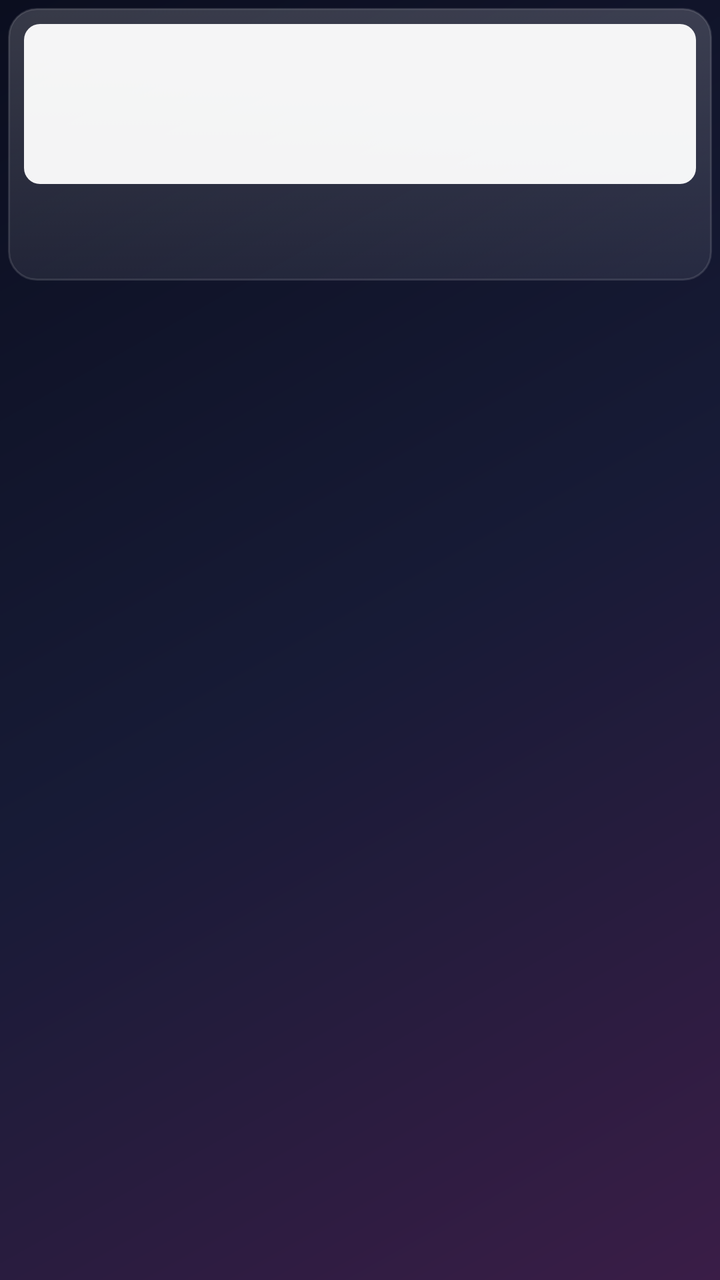
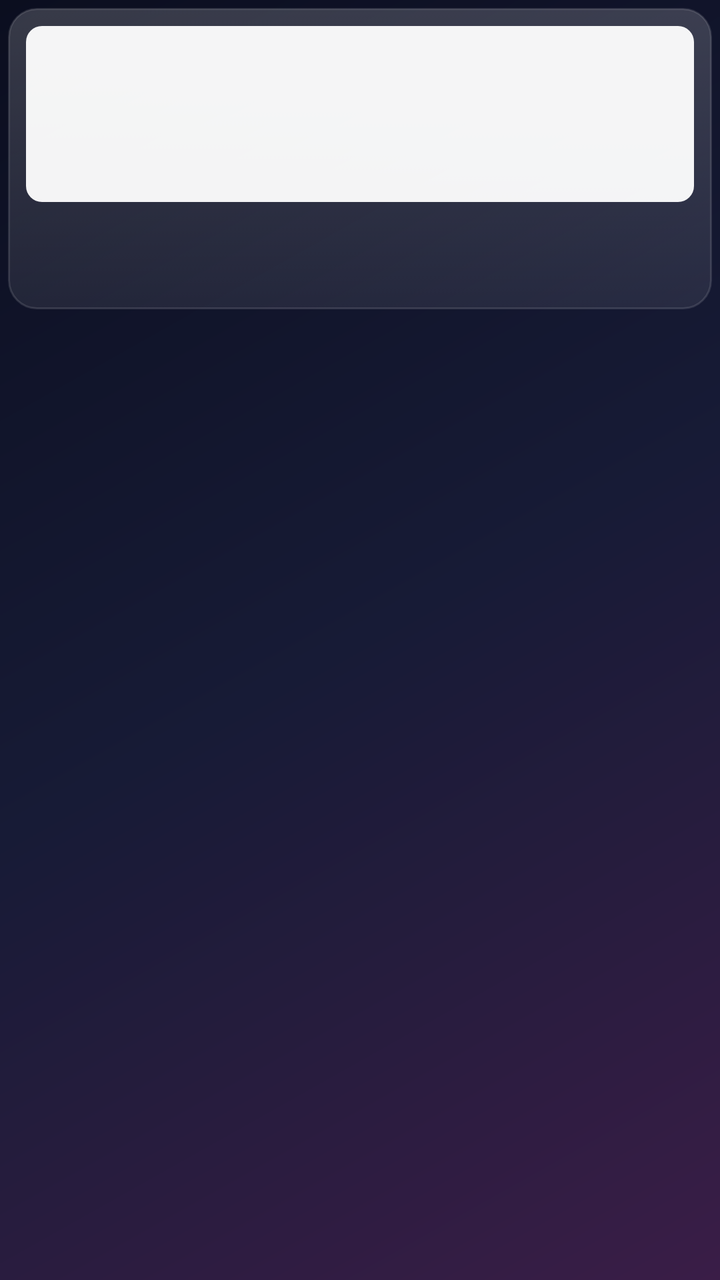

The first picture is an Android layout as it rendered before a commit; the second is the same layout after the commit. The layout source and the unified diff follow.
<!-- AndroidManifest.xml: application theme AppTheme -->
<!-- res/layout/item_channel.xml -->
<?xml version="1.0" encoding="utf-8"?>
<LinearLayout xmlns:android="http://schemas.android.com/apk/res/android"
    android:layout_width="match_parent"
    android:layout_height="wrap_content"
    android:clipChildren="false"
    android:orientation="vertical"
    android:padding="4dp">

    <LinearLayout
        android:id="@+id/card"
        android:layout_width="match_parent"
        android:layout_height="wrap_content"
        android:background="@drawable/channel_card"
        android:duplicateParentState="true"
        android:orientation="vertical"
        android:padding="8dp">

        <FrameLayout
            android:layout_width="match_parent"
            android:layout_height="80dp"
            android:background="@drawable/logo_bg">

            
            <TextView
                android:id="@+id/initials"
                android:layout_width="match_parent"
                android:layout_height="match_parent"
                android:fontFamily="sans-serif-light"
                android:gravity="center"
                android:textColor="#66111111"
                android:textSize="26sp" />

            <ImageView
                android:id="@+id/logo"
                android:layout_width="match_parent"
                android:layout_height="match_parent"
                android:background="#00000000"
                android:importantForAccessibility="no"
                android:padding="10dp"
                android:scaleType="fitCenter" />

            
            <ImageView
                android:id="@+id/fav_badge"
                android:layout_width="22dp"
                android:layout_height="22dp"
                android:layout_gravity="top|end"
                android:layout_margin="5dp"
                android:contentDescription="@string/favourite"
                android:src="@drawable/ic_heart"
                android:visibility="gone" />
        </FrameLayout>

        <TextView
            android:id="@+id/name"
            android:layout_width="match_parent"
            android:layout_height="wrap_content"
            android:layout_marginTop="7dp"
            android:duplicateParentState="true"
            android:ellipsize="end"
            android:fontFamily="sans-serif-medium"
            android:singleLine="true"
            android:textColor="@color/on_light"
            android:textSize="13sp" />

        <TextView
            android:id="@+id/sub"
            android:layout_width="match_parent"
            android:layout_height="wrap_content"
            android:layout_marginTop="1dp"
            android:duplicateParentState="true"
            android:ellipsize="end"
            android:singleLine="true"
            android:textColor="@color/on_light_dim"
            android:textSize="11sp" />
    </LinearLayout>
</LinearLayout>
<!-- resources referenced by this layout -->
<resources>
  <!-- drawable channel_card (drawable) -->
  <?xml version="1.0" encoding="utf-8"?>
  <selector xmlns:android="http://schemas.android.com/apk/res/android">
      <item android:state_activated="true">
          <shape><corners android:radius="14dp" /><solid android:color="#FFFFFFFF" /></shape>
      </item>
      <item>
          <shape>
              <corners android:radius="14dp" />
              <gradient android:angle="270" android:startColor="#2EFFFFFF" android:endColor="#14FFFFFF" />
              <stroke android:width="1dp" android:color="#1FFFFFFF" />
          </shape>
      </item>
  </selector>
  <!-- drawable ic_heart (drawable) -->
  <?xml version="1.0" encoding="utf-8"?>
  <vector xmlns:android="http://schemas.android.com/apk/res/android"
      android:width="24dp" android:height="24dp" android:viewportWidth="24" android:viewportHeight="24">
      <path android:fillColor="#FFE50914" android:pathData="M12,21.35l-1.45,-1.32C5.4,15.36 2,12.28 2,8.5 2,5.42 4.42,3 7.5,3c1.74,0 3.41,0.81 4.5,2.09C13.09,3.81 14.76,3 16.5,3 19.58,3 22,5.42 22,8.5c0,3.78 -3.4,6.86 -8.55,11.54L12,21.35z" />
  </vector>
  <!-- drawable logo_bg (drawable) -->
  <?xml version="1.0" encoding="utf-8"?>
  <shape xmlns:android="http://schemas.android.com/apk/res/android">
      <corners android:radius="8dp" />
      <solid android:color="#F2FFFFFF" />
  </shape>
  <string name="favourite">Favourite</string>
  <style name="AppTheme" parent="android:Theme.Material.NoActionBar.Fullscreen">
          <item name="android:windowBackground">@drawable/bg</item>
          <item name="android:colorAccent">@color/accent</item>
      </style>
  <!-- drawable bg (drawable) -->
  <?xml version="1.0" encoding="utf-8"?>
  <shape xmlns:android="http://schemas.android.com/apk/res/android">
      <gradient
          android:angle="315"
          android:centerColor="#171B36"
          android:endColor="#3A1D47"
          android:startColor="#0B0E1F"
          android:type="linear" />
  </shape>
  <color name="accent">#E50914</color>
</resources>

<!-- the commit's change to res/layout/item_channel.xml (unified diff, before → after) -->
@@ -13,12 +13,31 @@
         android:background="@drawable/channel_card"
         android:duplicateParentState="true"
         android:orientation="vertical"
-        android:padding="8dp">
+        android:padding="9dp">
 
         <FrameLayout
             android:layout_width="match_parent"
-            android:layout_height="80dp"
+            android:layout_height="88dp"
             android:background="@drawable/logo_bg">
+
+            
+            <TextView
+                android:id="@+id/number"
+                android:layout_width="wrap_content"
+                android:layout_height="wrap_content"
+                android:layout_gravity="top|start"
+                android:layout_margin="5dp"
+                android:background="@drawable/number_bg"
+                android:fontFamily="sans-serif-medium"
+                android:gravity="center"
+                android:minWidth="28dp"
+                android:paddingStart="7dp"
+                android:paddingTop="2dp"
+                android:paddingEnd="7dp"
+                android:paddingBottom="2dp"
+                android:textColor="#FFFFFF"
+                android:textSize="12sp"
+                android:visibility="gone" />
 
             
             <TextView
@@ -28,7 +47,7 @@
                 android:fontFamily="sans-serif-light"
                 android:gravity="center"
                 android:textColor="#66111111"
-                android:textSize="26sp" />
+                android:textSize="28sp" />
 
             <ImageView
                 android:id="@+id/logo"
@@ -61,7 +80,7 @@
             android:fontFamily="sans-serif-medium"
             android:singleLine="true"
             android:textColor="@color/on_light"
-            android:textSize="13sp" />
+            android:textSize="15sp" />
 
         <TextView
             android:id="@+id/sub"
@@ -72,6 +91,6 @@
             android:ellipsize="end"
             android:singleLine="true"
             android:textColor="@color/on_light_dim"
-            android:textSize="11sp" />
+            android:textSize="12sp" />
     </LinearLayout>
 </LinearLayout>
<!-- resource entries referenced after the edit -->
@@ -26,6 +26,13 @@
       <corners android:radius="8dp" />
       <solid android:color="#F2FFFFFF" />
   </shape>
+  <!-- drawable number_bg (drawable) -->
+  <?xml version="1.0" encoding="utf-8"?>
+  <shape xmlns:android="http://schemas.android.com/apk/res/android">
+      <corners android:radius="14dp" />
+      <solid android:color="#CC000000" />
+      <stroke android:width="1dp" android:color="#40FFFFFF" />
+  </shape>
   <string name="favourite">Favourite</string>
   <style name="AppTheme" parent="android:Theme.Material.NoActionBar.Fullscreen">
           <item name="android:windowBackground">@drawable/bg</item>
